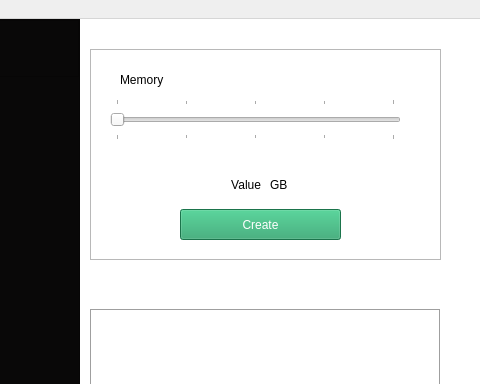
Qt form files/resources/ui/swap.ui (TaqsBlaze/swapify) before a commit; both pictures show x 320 to 800 and y 0 to 384 of the 800 by 491 pixel window.
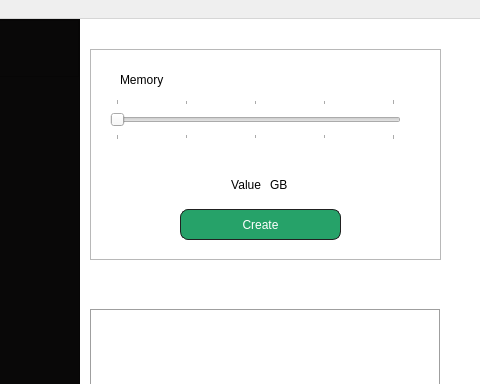
The same form after that commit. Icons and pictures are not drawn.

What changed in the file:
```diff
--- a/files/resources/ui/swap.ui
+++ b/files/resources/ui/swap.ui
@@ -313,7 +313,12 @@
         </property>
         <property name="styleSheet">
          <string notr="true">color: rgb(255, 255, 255);
-background-color: rgb(38, 162, 105);</string>
+background-color: rgb(38, 162, 105);
+border-style:solid;
+border-width:1px;
+border-color: rgb(33, 33, 33);
+border-radius:8px;
+selection-background-color: rgb(41, 186, 1);</string>
         </property>
         <property name="text">
          <string>Create</string>
```
Left out of the diff: 20 changed lines with no effect on the pictures.
